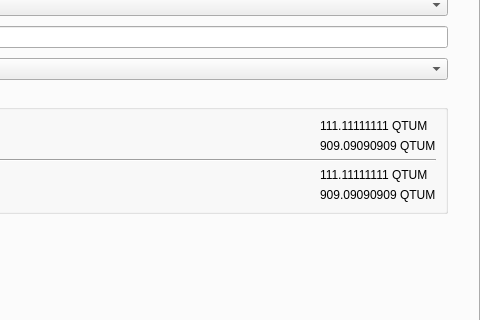
Qt form src/qt/forms/optionsdialog.ui (bitnet-io/qtum-bitnet) before a commit; both pictures show x 352 to 832 and y 84 to 404 of the 832 by 646 pixel window.
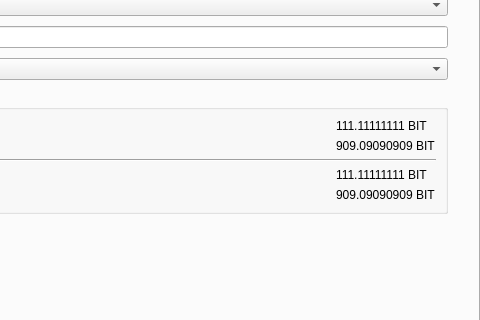
The same form after that commit. The open tabs and pages were chosen to show the change. Custom widgets are drawn as their Qt base class.

Diff of the .ui file:
```diff
--- a/src/qt/forms/optionsdialog.ui
+++ b/src/qt/forms/optionsdialog.ui
@@ -1045,14 +1045,14 @@
               <item>
                <widget class="QLabel" name="embeddedFont_label_1">
                 <property name="text">
-                 <string notr="true">111.11111111 QTUM</string>
+                 <string notr="true">111.11111111 BIT</string>
                 </property>
                </widget>
               </item>
               <item>
                <widget class="QLabel" name="embeddedFont_label_9">
                 <property name="text">
-                 <string notr="true">909.09090909 QTUM</string>
+                 <string notr="true">909.09090909 BIT</string>
                 </property>
                </widget>
               </item>
@@ -1094,14 +1094,14 @@
               <item>
                <widget class="QLabel" name="systemFont_label_1">
                 <property name="text">
-                 <string notr="true">111.11111111 QTUM</string>
+                 <string notr="true">111.11111111 BIT</string>
                 </property>
                </widget>
               </item>
               <item>
                <widget class="QLabel" name="systemFont_label_9">
                 <property name="text">
-                 <string notr="true">909.09090909 QTUM</string>
+                 <string notr="true">909.09090909 BIT</string>
                 </property>
                </widget>
               </item>
```
Left out of the diff: 2 changed lines with no effect on the pictures.
